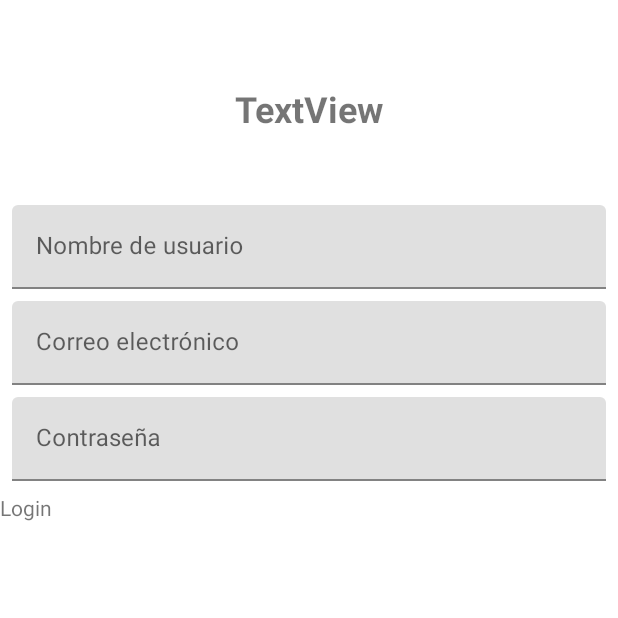
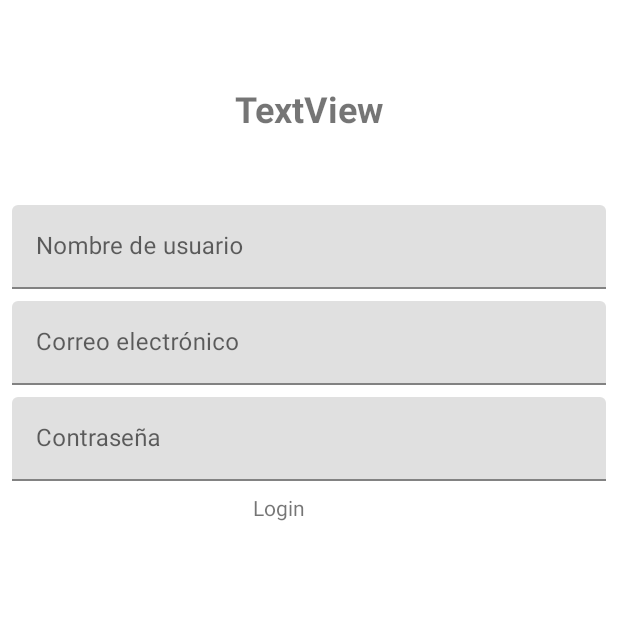
Before and after one commit to gorkymunoz/Mood-app, an Android app: the RegistroFragment screen opened through its navigation route, on a phone screen of 412 x 824 dp, the top half of it. Run offline under Robolectric (Android 15) with nearby library versions, the phone set to English and light mode, and no system bars; our stand-ins replace Firebase (no records; nobody signed in at launch, a user with empty details on screens opened directly).

Commit message:
navegacion entre login y registro

```diff
--- a/Mood/app/src/main/java/com/example/moodapp/LoginFragment.kt
+++ /dev/null
@@ -1,31 +0,0 @@
-package com.example.moodapp
-
-
-import android.os.Bundle
-import androidx.fragment.app.Fragment
-import android.view.LayoutInflater
-import android.view.View
-import android.view.ViewGroup
-
-
-// TODO: Rename parameter arguments, choose names that match
-// the fragment initialization parameters, e.g. ARG_ITEM_NUMBER
-private const val ARG_PARAM1 = "param1"
-private const val ARG_PARAM2 = "param2"
-
-/**
- * A simple [Fragment] subclass.
- *
- */
-class LoginFragment : Fragment() {
-
-    override fun onCreateView(
-        inflater: LayoutInflater, container: ViewGroup?,
-        savedInstanceState: Bundle?
-    ): View? {
-        // Inflate the layout for this fragment
-        return inflater.inflate(R.layout.fragment_login, container, false)
-    }
-
-
-}
--- a/Mood/app/src/main/java/com/example/moodapp/RegistroFragment.kt
+++ /dev/null
@@ -1,31 +0,0 @@
-package com.example.moodapp
-
-
-import android.os.Bundle
-import androidx.fragment.app.Fragment
-import android.view.LayoutInflater
-import android.view.View
-import android.view.ViewGroup
-
-
-// TODO: Rename parameter arguments, choose names that match
-// the fragment initialization parameters, e.g. ARG_ITEM_NUMBER
-private const val ARG_PARAM1 = "param1"
-private const val ARG_PARAM2 = "param2"
-
-/**
- * A simple [Fragment] subclass.
- *
- */
-class RegistroFragment : Fragment() {
-
-    override fun onCreateView(
-        inflater: LayoutInflater, container: ViewGroup?,
-        savedInstanceState: Bundle?
-    ): View? {
-        // Inflate the layout for this fragment
-        return inflater.inflate(R.layout.fragment_registro, container, false)
-    }
-
-
-}
--- /dev/null
+++ b/Mood/app/src/main/java/com/example/moodapp/Views/LoginFragment.kt
@@ -0,0 +1,54 @@
+package com.example.moodapp.Views
+
+
+import android.os.Bundle
+import androidx.fragment.app.Fragment
+import android.view.LayoutInflater
+import android.view.View
+import android.view.ViewGroup
+import android.widget.TextView
+import androidx.navigation.fragment.findNavController
+import com.example.moodapp.R
+import com.google.firebase.auth.FirebaseAuth
+
+private const val ARG_PARAM1 = "param1"
+private const val ARG_PARAM2 = "param2"
+
+class LoginFragment : Fragment(),View.OnClickListener {
+
+    lateinit var irRegistro: TextView
+    private lateinit var auth: FirebaseAuth
+
+    override fun onClick(view: View) {
+        val id = view.id
+        when(id){
+            R.id.ir_registro -> goToRegistro()
+        }
+    }
+
+    override fun onCreateView(
+        inflater: LayoutInflater, container: ViewGroup?,
+        savedInstanceState: Bundle?
+    ): View? {
+        val view =inflater.inflate(R.layout.fragment_login, container, false)
+        irRegistro = view.findViewById(R.id.ir_registro)
+        irRegistro.setOnClickListener(this)
+        return view
+    }
+
+    override fun onCreate(savedInstanceState: Bundle?) {
+        super.onCreate(savedInstanceState)
+        auth = FirebaseAuth.getInstance()
+    }
+
+    override fun onStart() {
+        super.onStart()
+        val currentUser = auth.currentUser
+    }
+
+    fun goToRegistro(){
+        findNavController().navigate(R.id.action_loginFragment_to_registroFragment)
+    }
+
+
+}
--- /dev/null
+++ b/Mood/app/src/main/java/com/example/moodapp/Views/RegistroFragment.kt
@@ -0,0 +1,44 @@
+package com.example.moodapp.Views
+
+
+import android.os.Bundle
+import androidx.fragment.app.Fragment
+import android.view.LayoutInflater
+import android.view.View
+import android.view.ViewGroup
+import android.widget.TextView
+import androidx.navigation.fragment.findNavController
+import com.example.moodapp.R
+
+
+// TODO: Rename parameter arguments, choose names that match
+// the fragment initialization parameters, e.g. ARG_ITEM_NUMBER
+private const val ARG_PARAM1 = "param1"
+private const val ARG_PARAM2 = "param2"
+
+class RegistroFragment : Fragment(),View.OnClickListener {
+    override fun onClick(view: View) {
+        val id = view.id
+        when(id){
+            R.id.ir_login -> goToLogin()
+        }
+    }
+
+    private fun goToLogin() {
+        findNavController().navigate(R.id.action_registroFragment_to_loginFragment)
+    }
+
+    private lateinit var irLogin:TextView
+
+    override fun onCreateView(
+        inflater: LayoutInflater, container: ViewGroup?,
+        savedInstanceState: Bundle?
+    ): View? {
+        val view  =inflater.inflate(R.layout.fragment_registro, container, false)
+        irLogin = view.findViewById(R.id.ir_login)
+        irLogin.setOnClickListener(this)
+        return view
+    }
+
+
+}
--- a/Mood/app/src/main/res/layout/fragment_login.xml
+++ b/Mood/app/src/main/res/layout/fragment_login.xml
@@ -4,7 +4,7 @@
         xmlns:app="http://schemas.android.com/apk/res-auto" xmlns:tools="http://schemas.android.com/tools"
              android:layout_width="match_parent"
              android:layout_height="match_parent"
-             tools:context=".LoginFragment">
+             tools:context=".Views.LoginFragment">
 
 
     <TextView
@@ -74,7 +74,7 @@
             android:layout_height="wrap_content" android:id="@+id/ir_registro" android:textSize="24sp"
             android:textStyle="bold" android:textAlignment="center"
             android:layout_marginTop="56dp"
-            app:layout_constraintTop_toTopOf="material_button" app:layout_constraintStart_toStartOf="parent"
+            app:layout_constraintTop_toTopOf="@+id/material_button" app:layout_constraintStart_toStartOf="parent"
             android:layout_marginStart="32dp" app:layout_constraintEnd_toEndOf="parent"
             android:layout_marginEnd="32dp"/>
 
--- a/Mood/app/src/main/res/layout/fragment_registro.xml
+++ b/Mood/app/src/main/res/layout/fragment_registro.xml
@@ -4,7 +4,7 @@
         xmlns:app="http://schemas.android.com/apk/res-auto" xmlns:tools="http://schemas.android.com/tools"
         android:layout_width="match_parent"
         android:layout_height="match_parent"
-        tools:context=".LoginFragment">
+        tools:context=".Views.LoginFragment">
 
 
     <TextView
@@ -78,9 +78,13 @@
     </com.google.android.material.textfield.TextInputLayout>
     <TextView
             android:text="Login"
-            android:layout_width="wrap_content"
-            android:layout_height="wrap_content"
-            tools:layout_editor_absoluteX="176dp" android:id="@+id/textView2" android:layout_marginTop="8dp"
-            app:layout_constraintTop_toBottomOf="@+id/textInputLayout5"/>
+            android:layout_width="75dp"
+            android:layout_height="57dp"
+            android:id="@+id/ir_login"
+            android:layout_marginTop="8dp"
+            app:layout_constraintTop_toBottomOf="@+id/textInputLayout5"
+            app:layout_constraintStart_toStartOf="parent"
+            android:layout_marginStart="8dp" app:layout_constraintEnd_toEndOf="parent"
+            android:layout_marginEnd="8dp"/>
 
 </androidx.constraintlayout.widget.ConstraintLayout>
--- a/Mood/app/src/main/res/navigation/nav_login.xml
+++ b/Mood/app/src/main/res/navigation/nav_login.xml
@@ -4,11 +4,11 @@
             xmlns:tools="http://schemas.android.com/tools" android:id="@+id/nav_login"
             app:startDestination="@id/loginFragment">
 
-    <fragment android:id="@+id/loginFragment" android:name="com.example.moodapp.LoginFragment"
+    <fragment android:id="@+id/loginFragment" android:name="com.example.moodapp.Views.LoginFragment"
               android:label="fragment_login" tools:layout="@layout/fragment_login">
         <action android:id="@+id/action_loginFragment_to_registroFragment" app:destination="@id/registroFragment"/>
     </fragment>
-    <fragment android:id="@+id/registroFragment" android:name="com.example.moodapp.RegistroFragment"
+    <fragment android:id="@+id/registroFragment" android:name="com.example.moodapp.Views.RegistroFragment"
               android:label="fragment_registro" tools:layout="@layout/fragment_registro">
         <action android:id="@+id/action_registroFragment_to_loginFragment" app:destination="@id/loginFragment"/>
     </fragment>
```
